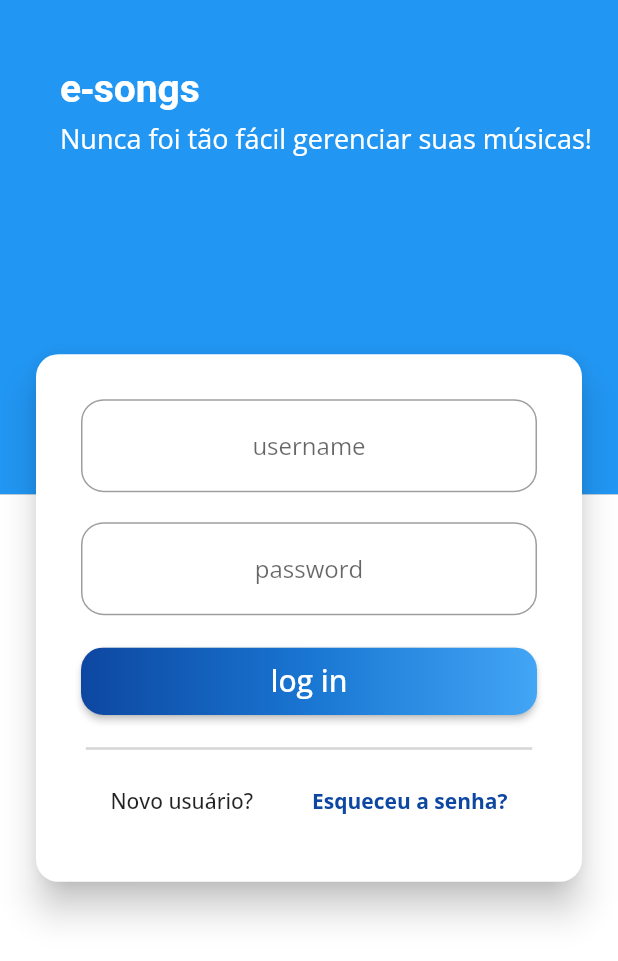
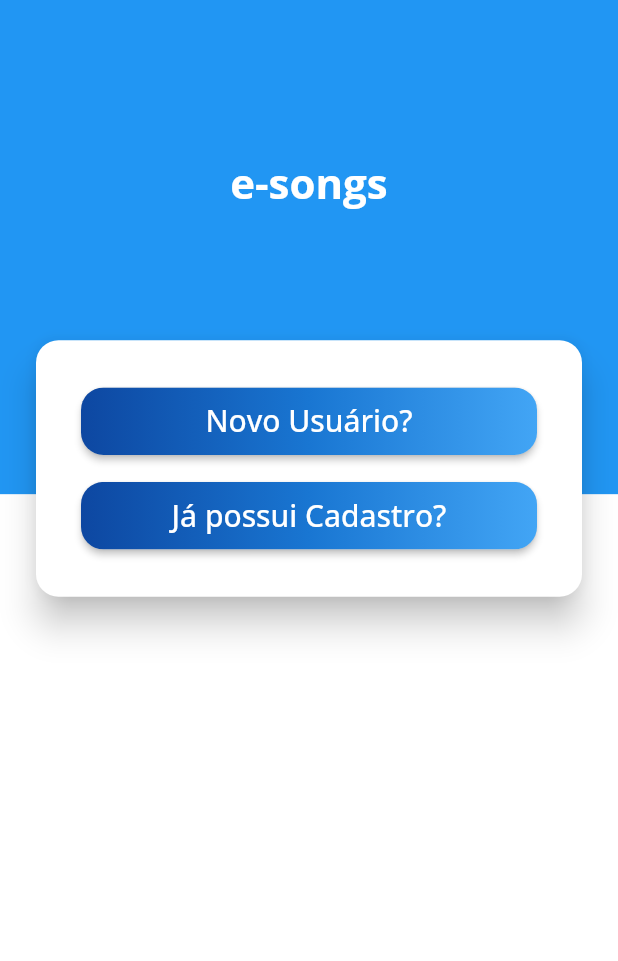
Before and after one commit to gjstos/esongs, a Flutter app: the screen it shows after launch, on a phone screen of 412 x 824 dp. Shown: the top 961 px of the screen. Run offline on Flutter 3.47's test engine with Material 2 defaults, Android fonts, the light colour scheme and no system bars; our stand-ins replace flare_flutter, flutter_modular, google_fonts, mobx; generated files the repository leaves out were written again.

Commit message:
Tela de cadastro + Tela de Opções

```diff
--- a/lib/app/core/splash/ui/pages/splash_page.dart
+++ b/lib/app/core/splash/ui/pages/splash_page.dart
@@ -20,7 +20,7 @@ class _SplashPageState extends ModularState<SplashPage, SplashController> {
   void initState() {
     super.initState();
     Future.delayed(Duration(seconds: 6))
-        .then((_) => Modular.to.pushReplacementNamed('/login'));
+        .then((_) => Modular.to.pushReplacementNamed('/login/options'));
   }
 
   @override
--- a/lib/app/modules/login/ui/components/gradient_button.dart
+++ b/lib/app/modules/login/ui/components/gradient_button.dart
@@ -1,6 +1,7 @@
 import 'package:flutter/material.dart';
 
 class GradientButton extends StatelessWidget {
+  final String label;
   final List<Color> colors;
   final VoidCallback onPressed;
 
@@ -12,7 +13,9 @@ class GradientButton extends StatelessWidget {
       Color(0xFF1976D2),
       Color(0xFF42A5F5),
     ],
+    @required this.label,
   })  : assert(onPressed != null),
+        assert(label != null),
         super(key: key);
 
   @override
@@ -21,8 +24,8 @@ class GradientButton extends StatelessWidget {
       child: Ink(
         child: Container(
           alignment: Alignment.center,
-          child: const Text(
-            'log in',
+          child: Text(
+            label,
             style: TextStyle(color: Colors.white, fontSize: 20),
             textAlign: TextAlign.center,
           ),
--- a/lib/app/modules/login/ui/components/login_card.dart
+++ b/lib/app/modules/login/ui/components/login_card.dart
@@ -1,28 +1,20 @@
 import 'package:flutter/material.dart';
-import 'package:flutter_modular/flutter_modular.dart';
-
-import 'custom_divider.dart';
-import 'gradient_button.dart';
 
 class LoginCard extends StatefulWidget {
+  final List<Widget> children;
+  final CrossAxisAlignment crossAxisAlignment;
+
+  const LoginCard({
+    Key key,
+    @required this.children,
+    this.crossAxisAlignment = CrossAxisAlignment.center,
+  }) : super(key: key);
+
   @override
   _LoginCardState createState() => _LoginCardState();
 }
 
 class _LoginCardState extends State<LoginCard> {
-  final _key = GlobalKey();
-  double _widthSize = 0.0;
-
-  @override
-  void initState() {
-    WidgetsBinding.instance.addPostFrameCallback((_) {
-      setState(() {
-        _widthSize = _key.currentContext.size.width;
-      });
-    });
-    super.initState();
-  }
-
   @override
   Widget build(BuildContext context) {
     return ConstrainedBox(
@@ -31,81 +23,13 @@ class _LoginCardState extends State<LoginCard> {
         minWidth: 270.0,
       ),
       child: Card(
-        key: _key,
         shape: RoundedRectangleBorder(borderRadius: BorderRadius.circular(15)),
         child: Padding(
           padding: const EdgeInsets.all(30.0),
           child: Column(
             mainAxisSize: MainAxisSize.min,
-            children: [
-              TextFormField(
-                autofocus: false,
-                decoration: InputDecoration(
-                  border: OutlineInputBorder(
-                    borderRadius: BorderRadius.circular(15),
-                  ),
-                  hintMaxLines: 1,
-                  hintText: 'username',
-                ),
-                textAlign: TextAlign.center,
-                keyboardType: TextInputType.emailAddress,
-              ),
-              const SizedBox(height: 20),
-              TextFormField(
-                autofocus: false,
-                decoration: InputDecoration(
-                  border: OutlineInputBorder(
-                    borderRadius: BorderRadius.circular(15),
-                  ),
-                  hintMaxLines: 1,
-                  hintText: 'password',
-                ),
-                textAlign: TextAlign.center,
-                keyboardType: TextInputType.visiblePassword,
-              ),
-              const SizedBox(height: 20),
-              GradientButton(
-                onPressed: () {
-                  Modular.to.pushReplacementNamed('/home');
-                },
-              ),
-              const SizedBox(height: 20),
-              CustomDivider(widthSize: _widthSize),
-              const SizedBox(height: 10),
-              Row(
-                mainAxisSize: MainAxisSize.max,
-                mainAxisAlignment: MainAxisAlignment.spaceEvenly,
-                children: [
-                  FlatButton(
-                    child: Text(
-                      "Novo usuário?",
-                    ),
-                    shape: RoundedRectangleBorder(
-                      borderRadius: BorderRadius.circular(15),
-                    ),
-                    hoverColor: Colors.transparent,
-                    highlightColor: Colors.transparent,
-                    onPressed: () {},
-                  ),
-                  SizedBox(),
-                  FlatButton(
-                    child: Text(
-                      "Esqueceu a senha?",
-                      style: TextStyle(
-                        fontWeight: FontWeight.bold,
-                        color: Colors.blue[900],
-                      ),
-                    ),
-                    shape: RoundedRectangleBorder(
-                      borderRadius: BorderRadius.circular(15),
-                    ),
-                    hoverColor: Colors.transparent,
-                    highlightColor: Colors.transparent,
-                    onPressed: () {},
-                  )
-                ],
-              )
-            ],
+            crossAxisAlignment: widget.crossAxisAlignment,
+            children: widget.children,
           ),
         ),
         color: Colors.white,
--- a/lib/app/modules/login/ui/pages/login_page.dart
+++ /dev/null
@@ -1,73 +0,0 @@
-import 'package:flutter/material.dart';
-import 'package:flutter_modular/flutter_modular.dart';
-
-import '../components/background.dart';
-import '../components/login_card.dart';
-import '../controllers/login_controller.dart';
-
-class LoginPage extends StatefulWidget {
-  final String title;
-  const LoginPage({Key key, this.title = "Login"}) : super(key: key);
-
-  @override
-  _LoginPageState createState() => _LoginPageState();
-}
-
-class _LoginPageState extends ModularState<LoginPage, LoginController> {
-  //use 'controller' variable to access controller
-
-  @override
-  Widget build(BuildContext context) {
-    return SafeArea(
-      child: Scaffold(
-        backgroundColor: Colors.grey[600],
-        body: Stack(
-          alignment: AlignmentDirectional.topCenter,
-          children: [
-            Background(
-              bottom: Colors.white,
-              top: Colors.blue,
-            ),
-            Positioned(
-              top: 40,
-              left: 40,
-              child: RichText(
-                text: TextSpan(children: [
-                  TextSpan(
-                    text: "e-songs\n",
-                    style: TextStyle(
-                      color: Colors.white,
-                      fontSize: 26,
-                      fontWeight: FontWeight.bold,
-                    ),
-                    children: [
-                      WidgetSpan(
-                        child: Padding(
-                          padding: EdgeInsets.only(top: 5),
-                          child: Text(
-                            "Nunca foi tão fácil gerenciar suas músicas!",
-                            style: TextStyle(
-                              color: Colors.white,
-                              fontSize: 18,
-                              fontWeight: FontWeight.normal,
-                            ),
-                          ),
-                        ),
-                      )
-                    ],
-                  ),
-                ]),
-              ),
-            ),
-            Center(
-              child: Padding(
-                padding: const EdgeInsets.all(20.0),
-                child: LoginCard(),
-              ),
-            ),
-          ],
-        ),
-      ),
-    );
-  }
-}
--- /dev/null
+++ b/lib/app/modules/login/ui/pages/options/components/options.dart
@@ -0,0 +1,27 @@
+import 'package:esongs/app/modules/login/ui/components/gradient_button.dart';
+import 'package:esongs/app/modules/login/ui/components/login_card.dart';
+import 'package:flutter/material.dart';
+import 'package:flutter_modular/flutter_modular.dart';
+
+class Options extends StatelessWidget {
+  @override
+  Widget build(BuildContext context) {
+    return LoginCard(
+      children: [
+        GradientButton(
+          onPressed: () {
+            Modular.link.pushNamed('/sign-in');
+          },
+          label: 'Novo Usuário?',
+        ),
+        const SizedBox(height: 15),
+        GradientButton(
+          label: 'Já possui Cadastro?',
+          onPressed: () {
+            Modular.link.pushNamed('/login');
+          },
+        ),
+      ],
+    );
+  }
+}
--- /dev/null
+++ b/lib/app/modules/login/ui/pages/options/options_page.dart
@@ -0,0 +1,42 @@
+import 'package:esongs/app/modules/login/ui/components/background.dart';
+import 'package:esongs/app/modules/login/ui/pages/options/components/options.dart';
+import 'package:flutter/material.dart';
+
+class OptionsPage extends StatelessWidget {
+  @override
+  Widget build(BuildContext context) {
+    var _size = MediaQuery.of(context).size;
+    return Scaffold(
+      body: SafeArea(
+        child: Stack(
+          children: [
+            Background(
+              bottom: Colors.white,
+              top: Colors.blue,
+            ),
+            Center(
+              child: Padding(
+                padding: const EdgeInsets.all(20.0),
+                child: Column(
+                  children: [
+                    SizedBox(height: _size.height * 0.1),
+                    Text(
+                      "e-songs",
+                      style: TextStyle(
+                        color: Colors.white,
+                        fontSize: 28,
+                        fontWeight: FontWeight.bold,
+                      ),
+                    ),
+                    SizedBox(height: _size.height * 0.1),
+                    Options(),
+                  ],
+                ),
+              ),
+            )
+          ],
+        ),
+      ),
+    );
+  }
+}
```
Also changed, not shown: lib/app/modules/home/ui/pages/home_page.dart (+6 -1 lines), lib/app/modules/login/login_module.dart (+6 -2 lines), lib/app/modules/login/ui/pages/login/components/login.dart (added, +68 -0 lines), lib/app/modules/login/ui/pages/login/login_page.dart (added, +65 -0 lines), lib/app/modules/login/ui/pages/sign_in/components/sign_in.dart (added, +9 -0 lines), lib/app/modules/login/ui/pages/sign_in/sign_in_page.dart (added, +53 -0 lines).
